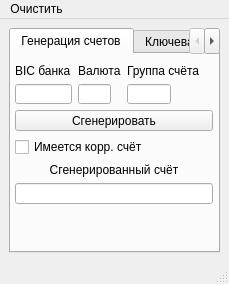
Old version of the form UiMainWindow.ui in the repository fleytman/generator_bank_accounts.
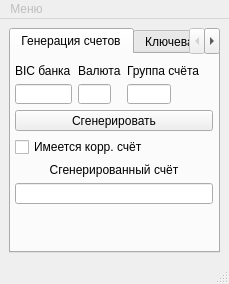
New version of the form. The open tabs and pages were chosen to show the change.

Commit message: [-] Увеличил размер шрифта для сгенерированного ключа [-] Сместил сгенерированный ключ правее, так чтобы он был над 10 символом счёта [] Переименовал и задизэйблил меню

What changed in the file:
```diff
--- a/UiMainWindow.ui
+++ b/UiMainWindow.ui
@@ -390,7 +390,7 @@
   <widget class="QStatusBar" name="statusBar"/>
   <widget class="QMenuBar" name="menubar">
    <property name="enabled">
-    <bool>true</bool>
+    <bool>false</bool>
    </property>
    <property name="geometry">
     <rect>
@@ -408,13 +408,13 @@
    </property>
    <widget class="QMenu" name="menu">
     <property name="enabled">
-     <bool>true</bool>
+     <bool>false</bool>
     </property>
     <property name="tearOffEnabled">
      <bool>false</bool>
     </property>
     <property name="title">
-     <string>Очистить</string>
+     <string>Меню</string>
     </property>
     <property name="toolTipsVisible">
      <bool>false</bool>
```
Left out of the diff: 7 changed lines with no effect on the pictures. The commit also changes 3 other files.
